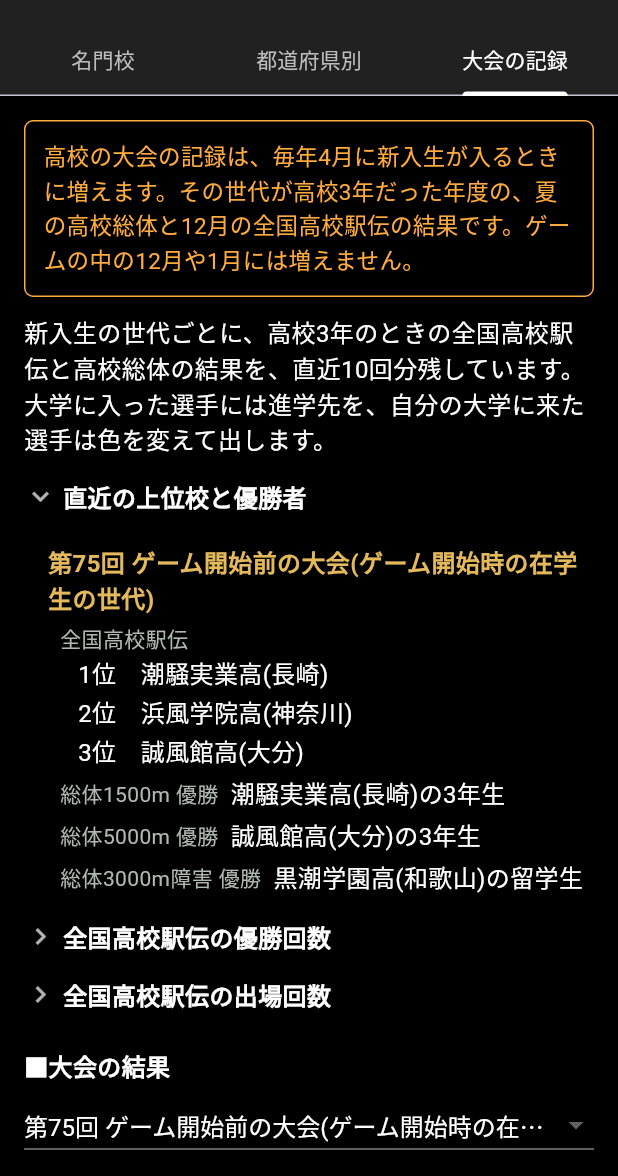
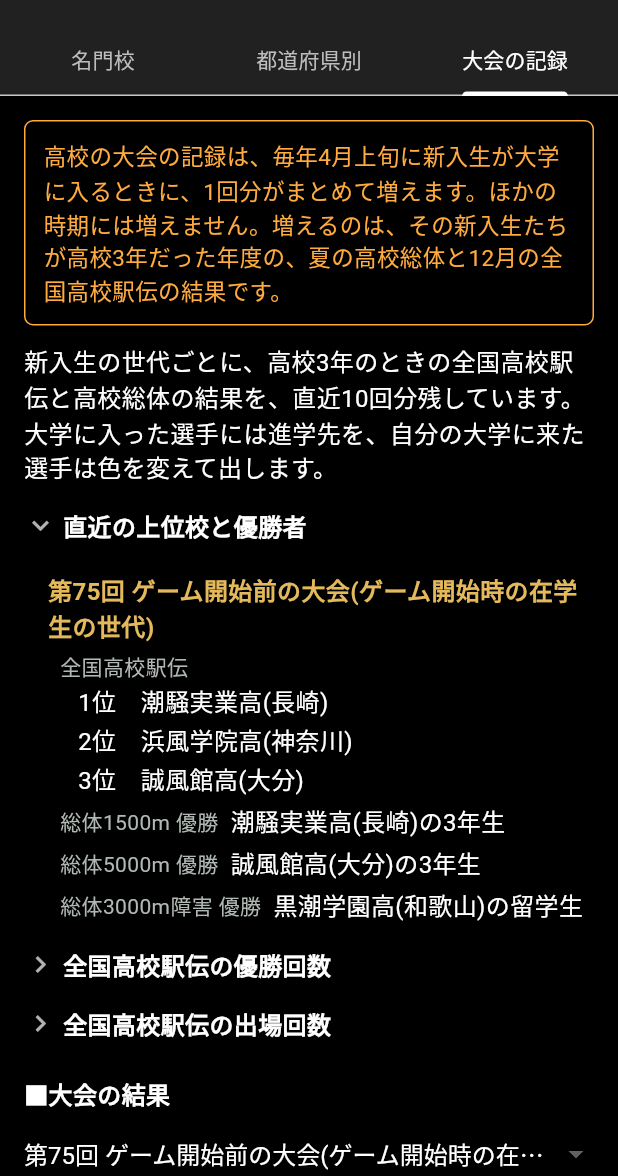
Before and after one commit to shin-tomura/ekidenss, a Flutter app: the ModalKoukouMeikan screen opened directly, tab 3 chosen, on a phone screen of 412 x 824 dp, the part 60-1236 px from its top. Run offline on Flutter 3.47's test engine with Material 3 defaults, Android fonts, the phone set to English and light mode, and no system bars; our stand-ins replace auto_size_text, csv, file_picker, fl_chart, hive, hive_flutter and 6 more; missing offline and left inert: mobile_scanner, two_dimensional_scrollables; accounts and stored records are empty.

Commit message:
1.9.5test: 高校の大会の記録が増える時期の注釈を「4月上旬だけ、まとめて増える(ほかの時期には増えない)」と言い切る書き方にした
Co-Authored-By: Claude Opus 5.5 <noreply@anthropic.com>
Claude-Session: https://claude.ai/code/session_01TSpKJJTSpr3pQ7R5vzL8EJ

```diff
--- a/ToDo.txt
+++ b/ToDo.txt
@@ -4,7 +4,7 @@
 ・新入生のスカウトの画面と、新入生の進学先の画面と、4月5日の新入生の画面に、出身校を出すようにした(スカウトの画面のカードと、4月5日の画面の新入生のトップ10と自分の大学の新入生には、高校時代の一番の実績も出す。出身校と実績は、名前より一段小さい字にした。4月5日の画面では、名前の行の下に、出身校と実績を同じ字下げで並べる)
 ・記事と実況で、出身校と高校時代の実績にも触れるようにした(選手の紹介の、出身地と趣味の一言の後ろに、出身校と高校時代の一番の実績を足した。駅伝の記事では、全国高校駅伝で活躍した1年生や、高校までほかの競技をしていた選手の経歴も書く。実況では、同じ高校の出身者が別々の大学から同じ区間を走ったとき、「高校の同期対決」や「母校の先輩と後輩」として伝える。高校の情報を表示しない設定のときは書かない。説明書にも書いた)
 ・大学に入る留学生の約半分にも、出身校と高校時代の実績を付けた(出身校は、名簿の留学生のいる高校のどれかで、名門の高校ほど選ばれやすい。その年は、その選手が高校の留学生として日本人の新入生と一緒に全国高校駅伝(2区か5区)と高校総体(5000mか3000m障害)を走り、高校での力は大学に入るときの力で決まる。残りの留学生は日本の高校に通っていないので、出身校は出ない。選手画面の出身は「?」のままで、その下に出る。記事や実況、4月5日の画面と新入生の進学先の画面にも、日本人の選手と同じように出る。今いる留学生にも、学年ごとに計算して付ける。説明書にも書いた)
-・説明画面の設定タブに「高校名鑑」を追加した(「名門校」「都道府県別」「大会の記録」の3つのタブ。名門校では、名門校ごとのタイプ(スピード型・駅伝型・起伏型)、留学生の有無、紹介文、集まりやすい選手の傾向、全国高校駅伝の出場回数と優勝回数を見られる。都道府県別では、全部の高校の名門度・タイプ・留学生の有無・出場回数・優勝回数を見られる。タイプは、新入生がどの高校に入るかに少し効く。大会の記録では、新入生の世代ごとに、高校3年のときの全国高校駅伝の全チームの順位とタイム、各区間の上位3人、高校総体3種目の決勝の結果を、直近10回分見られ、大学に入った選手には進学先が出る(自分の大学に来た選手は色が変わる)。全国高校駅伝の高校を開くと、走った選手と進学先も見られる(8位までは7人全員、9位以下は大学に入った選手だけ)。大会の記録は見出しごとに、都道府県別は地区ごとに折りたためる。全国高校駅伝の出場回数(連続出場も。大会の結果では「3年連続5回目」のように出る。地区代表での出場の回数も出る)と優勝回数も、記録を残し始めてから数え、出場回数と優勝回数の多い順の一覧も見られる。記録と回数は、毎年4月に新入生が入るときに、その世代が高校3年だった年度の大会(夏の高校総体と12月の全国高校駅伝)の結果として増える(ゲームの中の12月や1月には増えないことを、画面にも書いた。回の名前にも「第78回 2年12月」のように大会の時期を出す)。記録は1.9.5で初めて開いたときに在学中の4学年分が残り、そのあとは毎年4月に1回分ずつ増える。高校の情報を表示しない設定のときも開ける。説明書にも書いた)
+・説明画面の設定タブに「高校名鑑」を追加した(「名門校」「都道府県別」「大会の記録」の3つのタブ。名門校では、名門校ごとのタイプ(スピード型・駅伝型・起伏型)、留学生の有無、紹介文、集まりやすい選手の傾向、全国高校駅伝の出場回数と優勝回数を見られる。都道府県別では、全部の高校の名門度・タイプ・留学生の有無・出場回数・優勝回数を見られる。タイプは、新入生がどの高校に入るかに少し効く。大会の記録では、新入生の世代ごとに、高校3年のときの全国高校駅伝の全チームの順位とタイム、各区間の上位3人、高校総体3種目の決勝の結果を、直近10回分見られ、大学に入った選手には進学先が出る(自分の大学に来た選手は色が変わる)。全国高校駅伝の高校を開くと、走った選手と進学先も見られる(8位までは7人全員、9位以下は大学に入った選手だけ)。大会の記録は見出しごとに、都道府県別は地区ごとに折りたためる。全国高校駅伝の出場回数(連続出場も。大会の結果では「3年連続5回目」のように出る。地区代表での出場の回数も出る)と優勝回数も、記録を残し始めてから数え、出場回数と優勝回数の多い順の一覧も見られる。記録と回数は、毎年4月上旬に新入生が入るときだけ、その世代が高校3年だった年度の大会(夏の高校総体と12月の全国高校駅伝)の結果として、1回分がまとめて増える(ほかの時期には増えないことを、画面にも書いた。回の名前にも「第78回 2年12月」のように大会の時期を出す)。記録は1.9.5で初めて開いたときに在学中の4学年分が残り、そのあとは毎年4月に1回分ずつ増える。高校の情報を表示しない設定のときも開ける。説明書にも書いた)
 ・高校名鑑で、高校の名簿を編集できるようにした(「都道府県別」で高校を押すと、校名・都道府県・名門度・タイプ・留学生の有無・紹介文を変えられる。校名の変更は、今の選手の出身校にもそのまま出る。過去の大会の記録は、そのときの校名で出る。全国高校駅伝の出場回数と優勝回数は、校名を変えてもその高校に残り、編集の画面で0に戻すこともできる。名簿の高校が1校だけの都道府県では、その高校の都道府県は変えられない(名簿の高校がない都道府県ができないように)。都道府県・名門度・タイプ・留学生の変更は、次の新入生の計算から効き、今の選手の高校時代の実績は変わらない。高校の数は変えられない。すべての高校を元に戻すこともできる。新しいゲームを始めても、変えた名簿は残る。各種設定のQRコードには含めない。説明書にも書いた)
 ・駅伝の実況の最後の「次の○区へ」を充実させ、次の区間の持ちタイム上位5人の表を付けた(展望記事の「各区間」と同じく、区間の距離と特徴に合った種目で比べ、山の区間などでは、参考にほかの種目の持ちタイムも並べる。何位でたすきを受けるかも表に出し、自分の大学の選手が5人に入っていなければ最後の行に足す。本文には、区間記録・前回の区間賞・持ちタイム上位の顔ぶれ・補欠に温存していたエースの投入・首位争いと追い上げの読み・自分の大学と前後の大学の走者の比べを書き、解説者の型で見方が変わる。数字で語る解説者は、持ちタイムを区間の距離に直して差を比べる。正月駅伝の往路を終えたあとは、復路の当日変更で走る選手が変わることもあると添える。結果画面で読み直したときは、走る前の区間記録を出す。説明書にも書いた)
 ・駅伝の実況で、次の区間が最後の3区間のときに、シード権の行方をクローズアップするようにした(11月駅伝と正月駅伝。シード権のラインの前後2校ずつと、ラインから1分以内なら自分の大学も加えて、次の走者を持ちタイムで比べ、前回シード校が圏外にいることや、予選会から来た大学が圏内にいることにも触れる。アンカーの前は「最後の1枠へ」として、アンカーの因縁も書く。走者の表も付ける。差が大きいときは1文だけにする。正月駅伝の往路を終えたときも、シード圏の状況を1文で伝える。説明書にも書いた)
--- a/lib/kansuu/setsumeisho_text.dart
+++ b/lib/kansuu/setsumeisho_text.dart
@@ -200,7 +200,7 @@ const ShiyouSetsu _koukouJidai = ShiyouSetsu('出身校と高校時代', [
   '・設定タブの「高校名鑑」で、名門校の紹介と、都道府県ごとの一覧を見られます。',
   '　・「大会の記録」では、直近10回の全国高校駅伝と高校総体の結果を見られます。',
   '　・全国高校駅伝の出場回数(地区代表での出場も)と優勝回数も見られます。',
-  '　・記録と回数は、毎年4月に新入生が入るときに増えます(12月や1月ではありません)。',
+  '　・記録と回数は、毎年4月上旬に新入生が入るときだけ、まとめて増えます。',
   '　・「都道府県別」で高校を押すと、校名・都道府県・名門度などを変えられます。',
   '　・都道府県や名門度などの変更は、次の新入生の計算から効きます。',
   '　・過去の大会の記録は、そのときの校名で出ます。回数は改名後も残ります。',
--- a/lib/screens/Modal_koukouMeikan.dart
+++ b/lib/screens/Modal_koukouMeikan.dart
@@ -214,7 +214,7 @@ class _MeimonShoukai extends StatelessWidget {
         Text(
           '全国高校駅伝の常連で、県外からも選手が集まる名門${meimon.length}校です。'
           'タイプによって、入ってくる選手の傾向が変わります。'
-          '出場回数と優勝回数は、毎年4月に新入生が入るときに増えます。',
+          '出場回数と優勝回数は、毎年4月上旬に新入生が入るときに増えます。',
           style: _honbun,
         ),
         const SizedBox(height: 12),
@@ -308,7 +308,7 @@ class _KenBetsu extends StatelessWidget {
     final List<Widget> l = [
       const Text(
         '名門度は名門・強豪・中堅・一般の4段階で、名門度が高い高校ほど、名前のない部員も強くなります。'
-        '出場回数と優勝回数は、記録を残し始めてからの回数で、毎年4月に新入生が入るときに増えます。',
+        '出場回数と優勝回数は、記録を残し始めてからの回数で、毎年4月上旬に新入生が入るときに増えます。',
         style: _honbun,
       ),
       const SizedBox(height: 6),
@@ -756,8 +756,8 @@ class _TaikaiKirokuState extends State<_TaikaiKiroku> {
     return '第${k.nyuugakuNendo + 75}回 $jiki($sedai)';
   }
 
-  /// 記録がいつ増えるかの注釈(実在の大会は秋に予選、12月に全国なので、ゲームの中の12月や1月に
-  /// 増えると思われないように、目立つ枠で出す。1.9.5)
+  /// 記録がいつ増えるかの注釈(実在の大会は秋に予選、12月に全国なので、その時期に増えると
+  /// 思われないように、増える時期を「4月上旬だけ」と言い切って、目立つ枠で出す。1.9.5)
   static Widget _jikiChuuki() {
     return Container(
       width: double.infinity,
@@ -767,9 +767,9 @@ class _TaikaiKirokuState extends State<_TaikaiKiroku> {
         borderRadius: BorderRadius.circular(6),
       ),
       child: const Text(
-        '高校の大会の記録は、毎年4月に新入生が入るときに増えます。'
-        'その世代が高校3年だった年度の、夏の高校総体と12月の全国高校駅伝の結果です。'
-        'ゲームの中の12月や1月には増えません。',
+        '高校の大会の記録は、毎年4月上旬に新入生が大学に入るときに、1回分がまとめて増えます。'
+        'ほかの時期には増えません。'
+        '増えるのは、その新入生たちが高校3年だった年度の、夏の高校総体と12月の全国高校駅伝の結果です。',
         style: TextStyle(color: Colors.orangeAccent, fontSize: HENSUU.fontsize_honbun - 1),
       ),
     );
```
